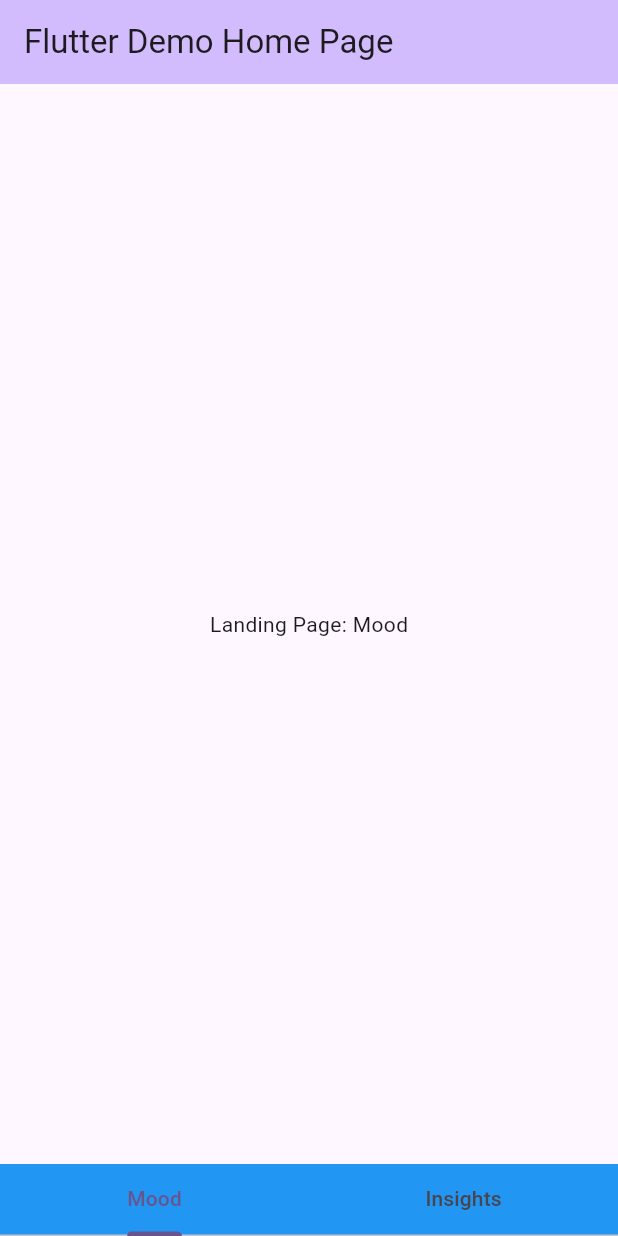
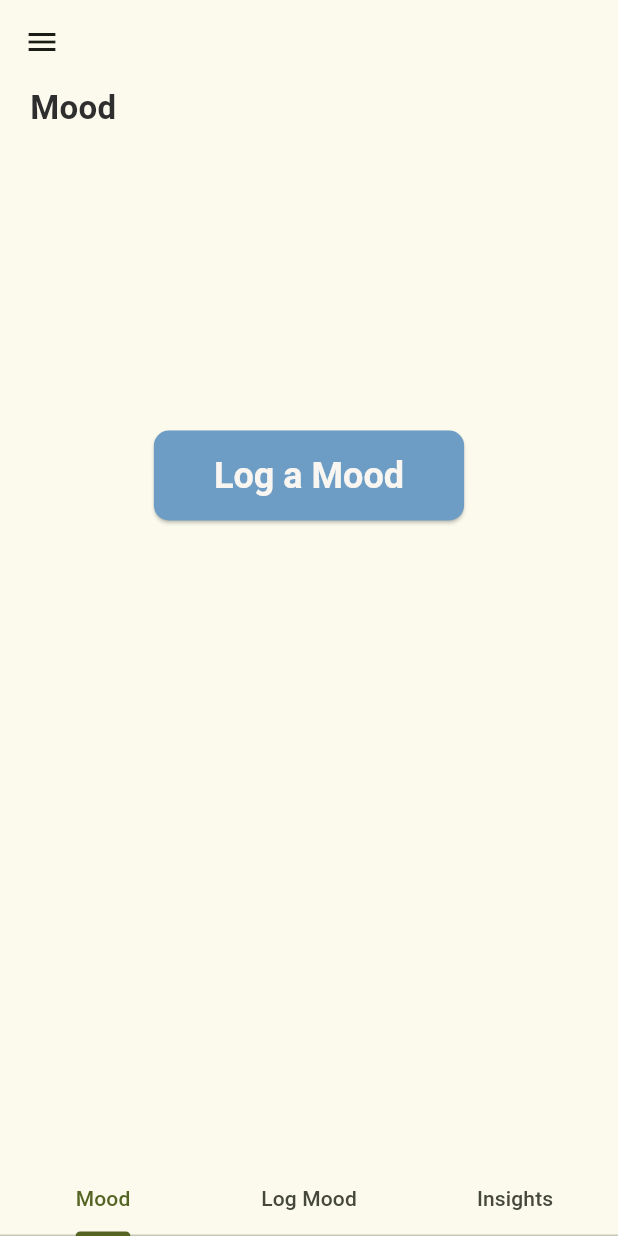
Before and after one commit to bhavya-l/MoodTracker, a Flutter app: the screen it shows after launch, on a phone screen of 412 x 824 dp. Run offline on Flutter 3.47's test engine with Material 3 defaults, Android fonts, the phone set to English and light mode, and no system bars; our stand-ins replace sqflite; accounts and stored records are empty.

Commit message:
UI Changes + Started db

```diff
--- a/lib/core/home_screen.dart
+++ b/lib/core/home_screen.dart
@@ -1 +1,52 @@
 import 'package:flutter/material.dart';
+import 'package:moodtracker/features/landing/mood_screen.dart';
+import 'package:moodtracker/features/insights/insights_screen.dart';
+import 'package:moodtracker/features/create/log_mood_screen.dart';
+
+class HomePage extends StatefulWidget {
+  const HomePage({super.key, this.title});
+  final String? title;
+
+  @override
+  State<HomePage> createState() => MyHomePageState();
+}
+
+class MyHomePageState extends State<HomePage>
+    with SingleTickerProviderStateMixin {
+  late TabController controller;
+  @override
+  void initState() {
+    super.initState();
+    controller = TabController(length: 3, vsync: this);
+  }
+
+  @override
+  void dispose() {
+    controller.dispose();
+    super.dispose();
+  }
+
+  @override
+  Widget build(BuildContext context) {
+    return Scaffold(
+      appBar: AppBar(
+        leading: IconButton(icon: const Icon(Icons.menu), onPressed: () {}),
+      ),
+      body: TabBarView(
+        controller: controller,
+        children: <Widget>[MoodScreen(), LogMoodScreen(), InsightsScreen()],
+      ),
+      bottomNavigationBar: Material(
+        child: TabBar(
+          tabs: <Tab>[
+            Tab(text: "Mood"),
+            Tab(text: "Log Mood"),
+            Tab(text: "Insights"),
+          ],
+
+          controller: controller,
+        ),
+      ),
+    );
+  }
+}
--- /dev/null
+++ b/lib/db/database_helper.dart
@@ -0,0 +1,5 @@
+import 'package:path/path.dart';
+import 'package:sqflite/sqflite.dart';
+import 'package:moodtracker/models/reading.dart';
+
+class DatabaseHelper {}
--- a/lib/features/landing/mood_screen.dart
+++ b/lib/features/landing/mood_screen.dart
@@ -4,14 +4,41 @@ class MoodScreen extends StatelessWidget {
   @override
   Widget build(BuildContext context) {
     return Scaffold(
-      body: Container(
-        child: Center(
-          child: Column(
-            // center the children
-            mainAxisAlignment: MainAxisAlignment.center,
-            children: <Widget>[Text("Landing Page: Mood")],
+      body: Column(
+        // center the children
+        crossAxisAlignment: CrossAxisAlignment.start,
+        children: [
+          Padding(
+            padding: const EdgeInsets.only(left: 20),
+            child: Text(
+              "Mood",
+              style: TextStyle(
+                fontSize: 22,
+                fontWeight: FontWeight.w600,
+                color: Color(0xff2e2e2e),
+              ),
+            ),
           ),
-        ),
+          SizedBox(height: 200),
+          Center(
+            child: ElevatedButton(
+              onPressed: () {},
+              style: ElevatedButton.styleFrom(
+                textStyle: const TextStyle(
+                  fontSize: 24,
+                  fontWeight: FontWeight.w600,
+                ),
+                backgroundColor: Color(0xff6d9dc5),
+                foregroundColor: Color(0xfff9f6f1),
+                padding: EdgeInsets.symmetric(horizontal: 40, vertical: 16),
+                shape: RoundedRectangleBorder(
+                  borderRadius: BorderRadius.circular(10),
+                ),
+              ),
+              child: const Text("Log a Mood"),
+            ),
+          ),
+        ],
       ),
     );
   }
--- a/lib/main.dart
+++ b/lib/main.dart
@@ -1,8 +1,15 @@
 import 'package:flutter/material.dart';
-import 'package:moodtracker/features/landing/mood_screen.dart';
-import 'package:moodtracker/features/insights/insights_screen.dart';
+import 'package:moodtracker/core/home_screen.dart';
+import 'dart:async';
+import 'package:flutter/widgets.dart';
+import 'package:path/path.dart';
+import 'package:sqflite/sqflite.dart';
 
-void main() {
+void main() async {
+  WidgetsFlutterBinding.ensureInitialized();
+  final database = openDatabase(
+    join(await getDatabasesPath(), 'moodtracker_database.db'),
+  );
   runApp(const MyApp());
 }
 
@@ -12,60 +19,12 @@ class MyApp extends StatelessWidget {
   @override
   Widget build(BuildContext context) {
     return MaterialApp(
+      debugShowCheckedModeBanner: false,
       title: 'Flutter Demo',
       theme: ThemeData(
-        colorScheme: ColorScheme.fromSeed(seedColor: Colors.deepPurple),
+        colorScheme: ColorScheme.fromSeed(seedColor: Color(0xfff9f6f1)),
       ),
-      home: const MyHomePage(title: 'Flutter Demo Home Page'),
+      home: const HomePage(),
     );
   }
 }
-
-class MyHomePage extends StatefulWidget {
-  const MyHomePage({super.key, required this.title});
-  final String title;
-
-  @override
-  State<MyHomePage> createState() => MyHomePageState();
-}
-
-class MyHomePageState extends State<MyHomePage>
-    with SingleTickerProviderStateMixin {
-  late TabController controller;
-  @override
-  void initState() {
-    super.initState();
-    controller = TabController(length: 2, vsync: this);
-  }
-
-  @override
-  void dispose() {
-    controller.dispose();
-    super.dispose();
-  }
-
-  @override
-  Widget build(BuildContext context) {
-    return Scaffold(
-      appBar: AppBar(
-        backgroundColor: Theme.of(context).colorScheme.inversePrimary,
-        title: Text(widget.title),
-      ),
-      body: TabBarView(
-        children: <Widget>[MoodScreen(), InsightsScreen()],
-        controller: controller,
-      ),
-      bottomNavigationBar: Material(
-        color: Colors.blue,
-        child: TabBar(
-          tabs: <Tab>[
-            Tab(text: "Mood"),
-            Tab(text: "Insights"),
-          ],
-
-          controller: controller,
-        ),
-      ),
-    );
-  }
-}
--- /dev/null
+++ b/lib/models/reading.dart
@@ -0,0 +1,19 @@
+class Reading {
+  final int? id;
+  final String timestamp;
+  final int mood_score;
+
+  Reading({this.id, required this.timestamp, required this.mood_score});
+
+  Map<String, dynamic> toMap() {
+    return {'id': id, 'timestamp': timestamp, 'mood_score': mood_score};
+  }
+
+  factory Reading.fromMap(Map<String, dynamic> map) {
+    return Reading(
+      id: map['id'],
+      timestamp: map['timestamp'],
+      mood_score: map['mood_score'],
+    );
+  }
+}
--- a/pubspec.yaml
+++ b/pubspec.yaml
@@ -34,6 +34,7 @@ dependencies:
   # The following adds the Cupertino Icons font to your application.
   # Use with the CupertinoIcons class for iOS style icons.
   cupertino_icons: ^1.0.8
+  sqflite: ^2.4.2
 
 dev_dependencies:
   flutter_test:
```
Also changed, not shown: lib/features/create/log_mood_screen.dart (added, +18 -0 lines), lib/models/context.dart (added, +35 -0 lines), pubspec.lock.
